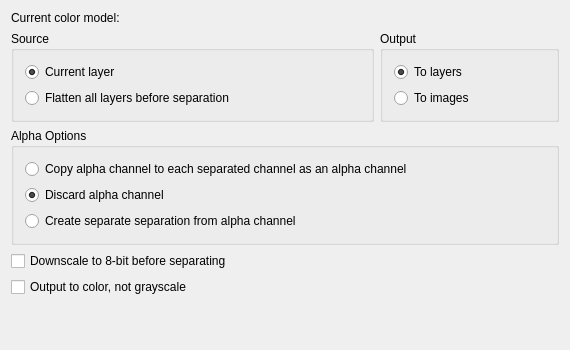
Qt form krita/plugins/extensions/separate_channels/wdg_separations.ui (KDE/krita) before a commit.
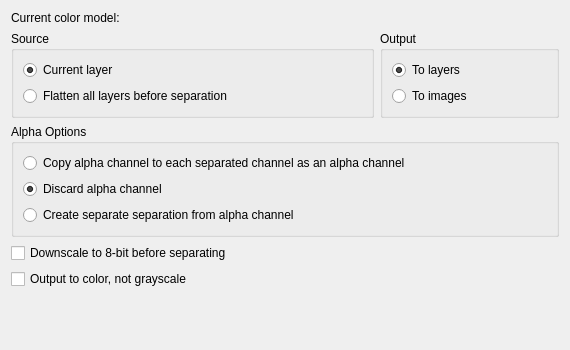
The same form after that commit.

Commit message:
Remove any hardcoding of spaces to 6 and margins to 9/11 in Krita's UI

thanks boud for review

Diff of the .ui file:
```diff
--- a/krita/plugins/extensions/separate_channels/wdg_separations.ui
+++ b/krita/plugins/extensions/separate_channels/wdg_separations.ui
@@ -154,7 +154,6 @@
    </item>
   </layout>
  </widget>
- <layoutdefault spacing="6" margin="11"/>
  <tabstops>
   <tabstop>radioCurrentLayer</tabstop>
   <tabstop>radioLayers</tabstop>
```
The commit also changes 62 other files.
